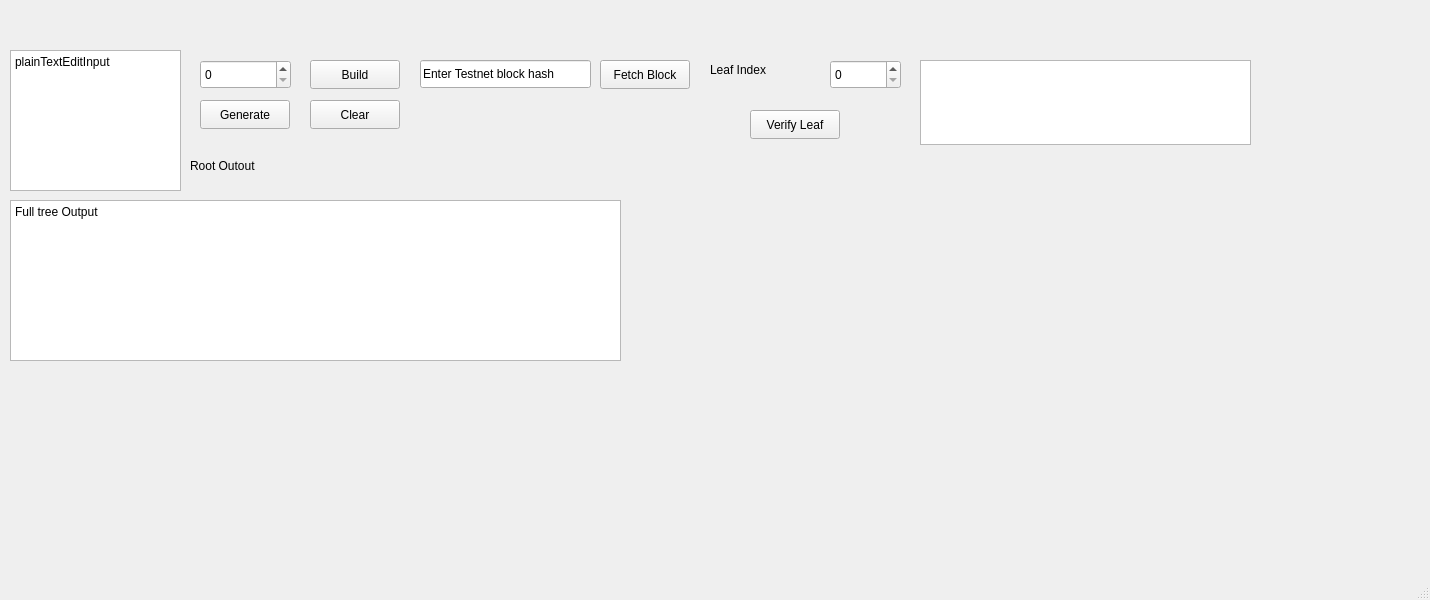
First picture: the form in mainwindow.ui, repository Aryha0507/Qt-Application-MerkleTree-ProofOfInclusion, before the edit.
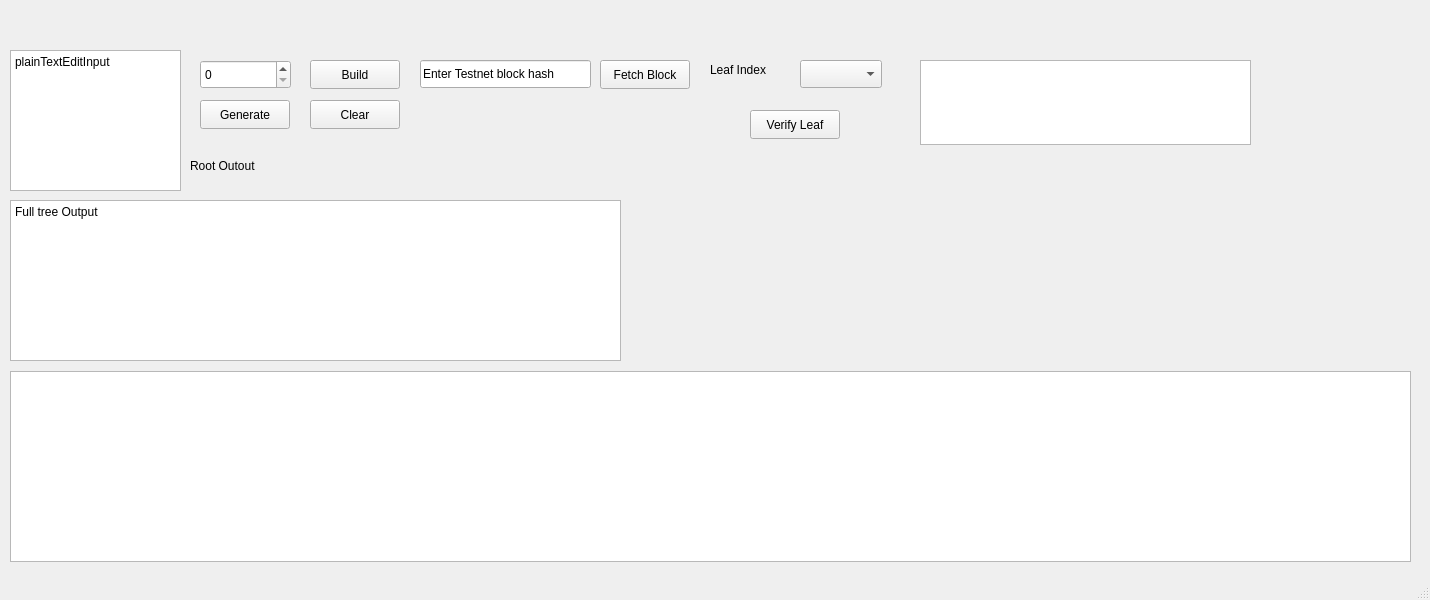
Second picture: the form after the edit.

Diff of the .ui file:
```diff
--- a/mainwindow.ui
+++ b/mainwindow.ui
@@ -144,19 +144,6 @@
      <string>Leaf Index</string>
     </property>
    </widget>
-   <widget class="QSpinBox" name="spinBoxVerifyIndex">
-    <property name="geometry">
-     <rect>
-      <x>830</x>
-      <y>60</y>
-      <width>71</width>
-      <height>29</height>
-     </rect>
-    </property>
-    <property name="maximum">
-     <number>1000</number>
-    </property>
-   </widget>
    <widget class="QPushButton" name="pushButtonVerify">
     <property name="geometry">
      <rect>
@@ -183,6 +170,29 @@
      <bool>true</bool>
     </property>
    </widget>
+   <widget class="QGraphicsView" name="graphicsViewTree">
+    <property name="geometry">
+     <rect>
+      <x>10</x>
+      <y>371</y>
+      <width>1401</width>
+      <height>191</height>
+     </rect>
+    </property>
+   </widget>
+   <widget class="QComboBox" name="comboBoxVerifyTxid">
+    <property name="geometry">
+     <rect>
+      <x>800</x>
+      <y>60</y>
+      <width>82</width>
+      <height>28</height>
+     </rect>
+    </property>
+    <property name="toolTip">
+     <string extracomment="Select a transaction ID to verify inclusion in the Merkle root">&lt;html&gt;&lt;head/&gt;&lt;body&gt;&lt;p&gt;Select a transaction ID to verify&lt;/p&gt;&lt;/body&gt;&lt;/html&gt;</string>
+    </property>
+   </widget>
   </widget>
   <widget class="QMenuBar" name="menubar">
    <property name="geometry">
```
Left out of the diff: 24 changed lines with no effect on the pictures.
